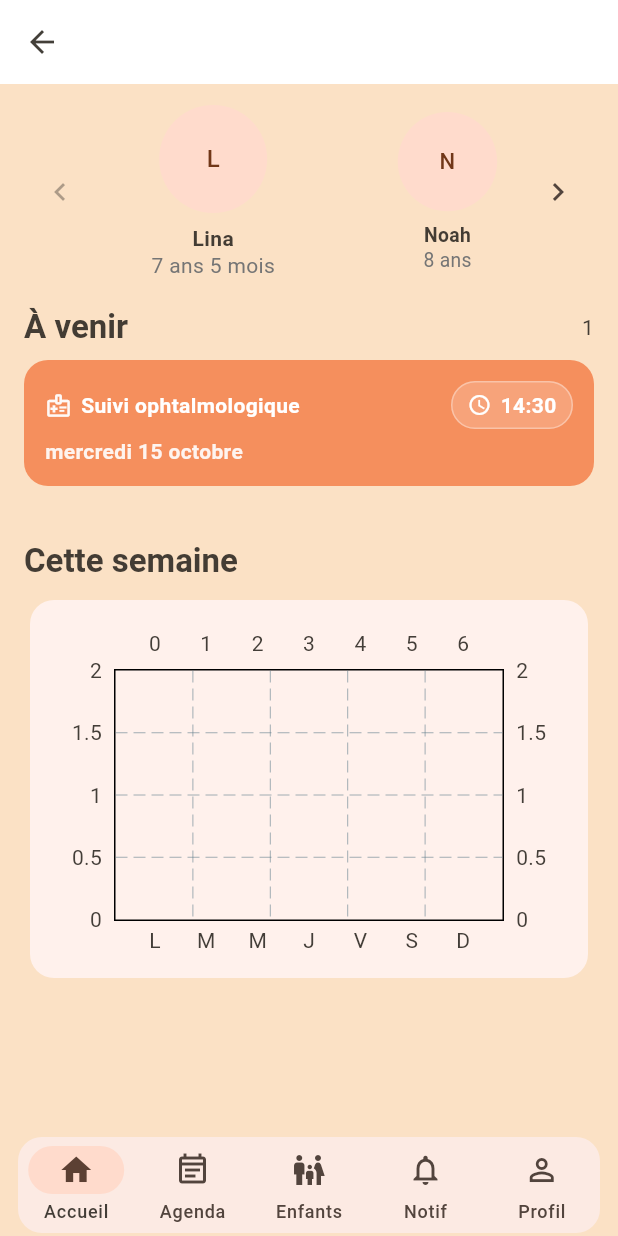
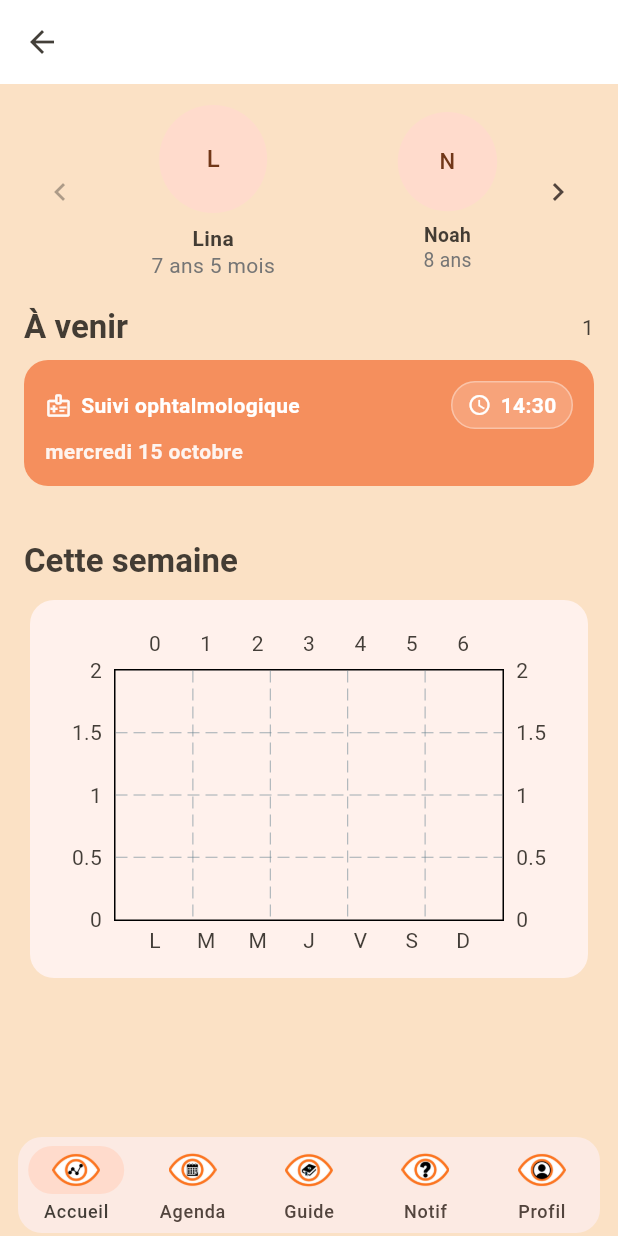
Before and after one commit to JayHzn/fictional-octo-computing-machine, a Flutter app: the HomeShell screen opened by its route, on a phone screen of 412 x 824 dp. Run offline on Flutter 3.47's test engine with Material 3 defaults, Android fonts, the light colour scheme and no system bars; drawn by our look-alikes of fl_chart; our stand-ins replace cloud_firestore, firebase_auth, firebase_core, firebase_messaging, firebase_storage, flutter_local_notifications and 3 more; accounts and stored records are empty.

```diff
--- a/amblyopie/lib/pages/home/home_shell.dart
+++ b/amblyopie/lib/pages/home/home_shell.dart
@@ -33,7 +33,7 @@ class _HomeShellState extends State<HomeShell> {
   void initState() {
     super.initState();
 
-        _children = [
+      _children = [
       Child(
         id: 'c1',
         firstName: 'Lina',
@@ -125,30 +125,30 @@ class _HomeShellState extends State<HomeShell> {
                       height: _navH,
                       selectedIndex: _currentIndex,
                       onDestinationSelected: _onTapNav,
-                      destinations: const [
+                      destinations: [
                         NavigationDestination(
-                          icon: Icon(Icons.home_outlined),
-                          selectedIcon: Icon(Icons.home),
+                          icon: Image.asset('assets/logo/logo_graph.png', height: 32),
+                          //selectedIcon: Icon(Icons.home),
                           label: 'Accueil',
                         ),
                         NavigationDestination(
-                          icon: Icon(Icons.event_note_outlined),
-                          selectedIcon: Icon(Icons.event_note),
+                          icon: Image.asset('assets/logo/logo_agenda.png', height: 32),
+                          //selectedIcon: Icon(Icons.event_note),
                           label: 'Agenda',
                         ),
                         NavigationDestination(
-                          icon: Icon(Icons.family_restroom_outlined),
-                          selectedIcon: Icon(Icons.family_restroom),
-                          label: 'Enfants',
+                          icon: Image.asset('assets/logo/logo_guide.png', height: 32),
+                          //selectedIcon: Icon(Icons.book),
+                          label: 'Guide',
                         ),
                         NavigationDestination(
-                          icon: Icon(Icons.notifications_none),
-                          selectedIcon: Icon(Icons.notifications),
+                          icon: Image.asset('assets/logo/logo_question.png', height: 32),
+                          //selectedIcon: Icon(Icons.notifications),
                           label: 'Notif',
                         ),
                         NavigationDestination(
-                          icon: Icon(Icons.person_outline),
-                          selectedIcon: Icon(Icons.person),
+                          icon: Image.asset('assets/logo/logo_profile.png', height: 32),
+                          //selectedIcon: Icon(Icons.person),
                           label: 'Profil',
                         ),
                       ],
@@ -188,7 +188,7 @@ class ChildrenPage extends StatelessWidget {
   const ChildrenPage({super.key});
   @override
   Widget build(BuildContext context) => const Scaffold(
-        body: Center(child: Text('Enfants')),
+        body: Center(child: Text('Guide')),
       );
 }
 
```
Also changed, not shown: amblyopie/lib/main.dart (+106 -6 lines), amblyopie/pubspec.yaml (+9 -0 lines), amblyopie/assets/logo/logo_agenda.png (added), amblyopie/assets/logo/logo_graph.png (added), amblyopie/assets/logo/logo_guide.png (added), amblyopie/assets/logo/logo_param.png (added), amblyopie/assets/logo/logo_profile.png (added), amblyopie/assets/logo/logo_question.png (added), 2 other files.
